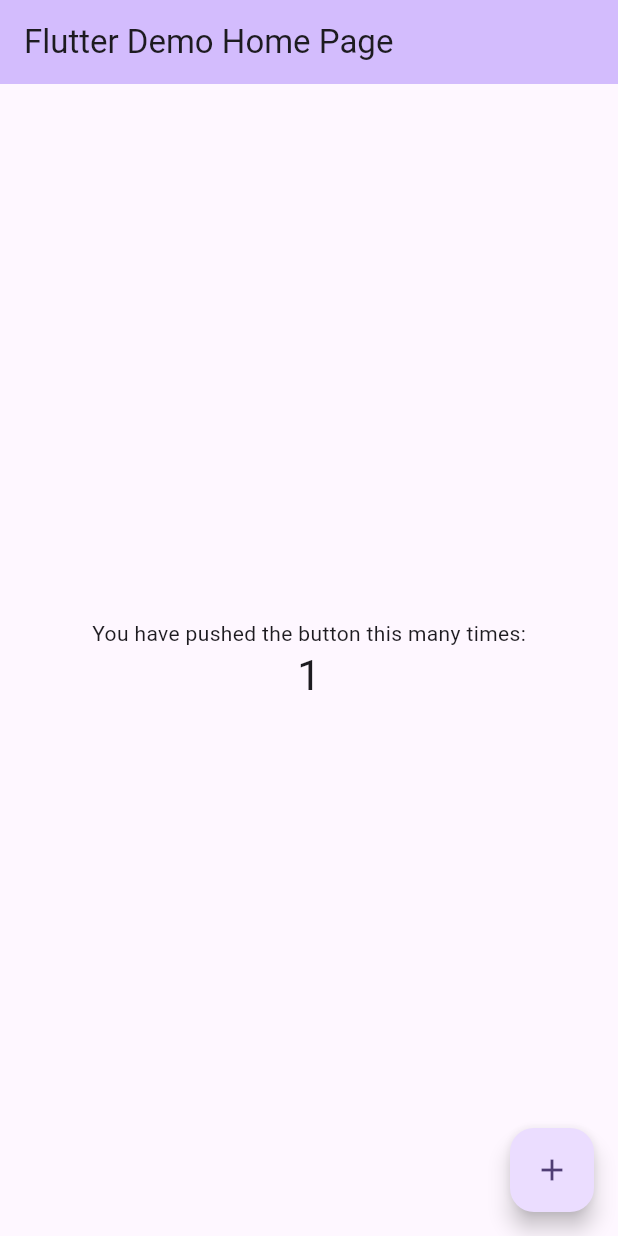
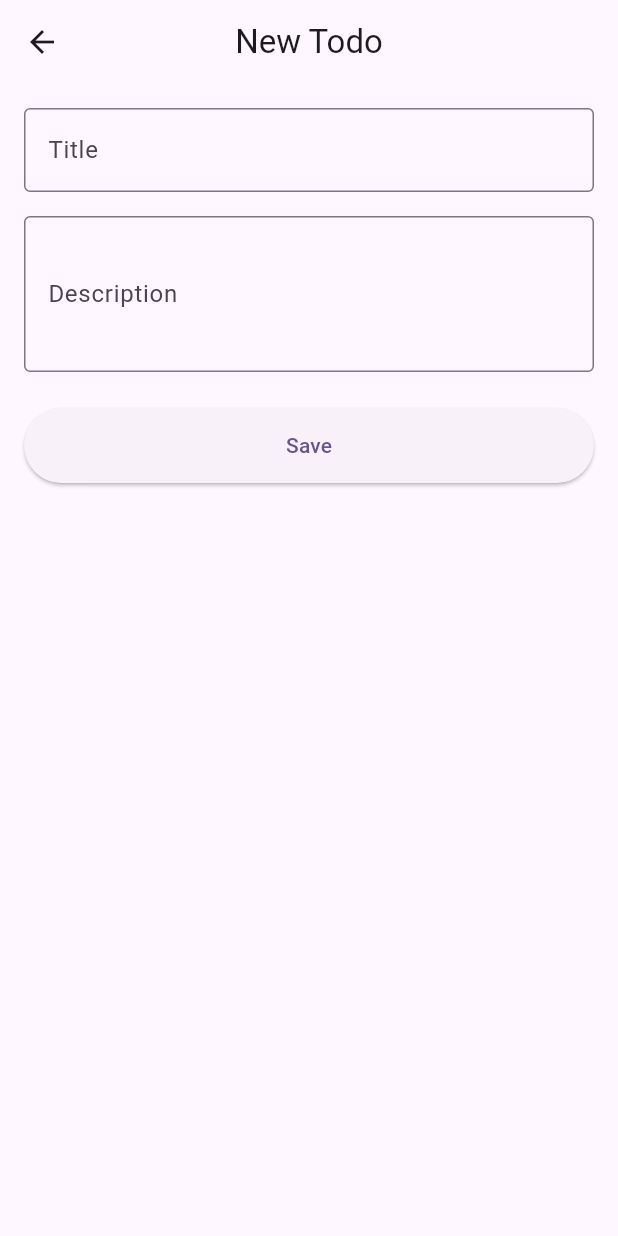
Before and after one commit to isaaclins/sechserapplication, a Flutter app: the screen it shows after launch, after a tap on the "add" icon, on a phone screen of 412 x 824 dp. Run offline on Flutter 3.47's test engine with Material 3 defaults, Android fonts, the phone set to English and light mode, and no system bars.

Commit message:
Add basic todo app structure with models, screens, and storage service

```diff
--- a/todo_app/lib/main.dart
+++ b/todo_app/lib/main.dart
@@ -1,4 +1,5 @@
 import 'package:flutter/material.dart';
+import 'screens/home_screen.dart';
 
 void main() {
   runApp(const MyApp());
@@ -11,7 +12,7 @@
   @override
   Widget build(BuildContext context) {
     return MaterialApp(
-      title: 'Flutter Demo',
+      title: 'Todo App',
       theme: ThemeData(
         // This is the theme of your application.
         //
@@ -29,8 +30,9 @@
         // This works for code too, not just values: Most code changes can be
         // tested with just a hot reload.
         colorScheme: ColorScheme.fromSeed(seedColor: Colors.deepPurple),
+        useMaterial3: true,
       ),
-      home: const MyHomePage(title: 'Flutter Demo Home Page'),
+      home: const HomeScreen(),
     );
   }
 }
--- /dev/null
+++ b/todo_app/lib/models/todo.dart
@@ -0,0 +1,45 @@
+import 'dart:convert';
+
+class Todo {
+  final String id;
+  String title;
+  String description;
+  bool isCompleted;
+  DateTime createdAt;
+
+  Todo({
+    required this.id,
+    required this.title,
+    required this.description,
+    this.isCompleted = false,
+    required this.createdAt,
+  });
+
+  Map<String, dynamic> toJson() {
+    return {
+      'id': id,
+      'title': title,
+      'description': description,
+      'isCompleted': isCompleted,
+      'createdAt': createdAt.toIso8601String(),
+    };
+  }
+
+  factory Todo.fromJson(Map<String, dynamic> json) {
+    return Todo(
+      id: json['id'],
+      title: json['title'],
+      description: json['description'],
+      isCompleted: json['isCompleted'],
+      createdAt: DateTime.parse(json['createdAt']),
+    );
+  }
+
+  String toJsonString() {
+    return jsonEncode(toJson());
+  }
+
+  factory Todo.fromJsonString(String jsonString) {
+    return Todo.fromJson(jsonDecode(jsonString));
+  }
+}
--- /dev/null
+++ b/todo_app/lib/screens/home_screen.dart
@@ -0,0 +1,106 @@
+import 'package:flutter/material.dart';
+import '../models/todo.dart';
+import '../services/storage_service.dart';
+import 'todo_detail_screen.dart';
+
+class HomeScreen extends StatefulWidget {
+  const HomeScreen({super.key});
+
+  @override
+  State<HomeScreen> createState() => _HomeScreenState();
+}
+
+class _HomeScreenState extends State<HomeScreen> {
+  final StorageService _storageService = StorageService();
+  List<Todo> _todos = [];
+
+  @override
+  void initState() {
+    super.initState();
+    _loadTodos();
+  }
+
+  Future<void> _loadTodos() async {
+    final todos = await _storageService.loadTodos();
+    setState(() {
+      _todos = todos;
+    });
+  }
+
+  @override
+  Widget build(BuildContext context) {
+    return Scaffold(
+      appBar: AppBar(
+        title: const Text('Todo App'),
+        centerTitle: true,
+      ),
+      body: ListView.builder(
+        itemCount: _todos.length,
+        itemBuilder: (context, index) {
+          final todo = _todos[index];
+          return Dismissible(
+            key: Key(todo.id),
+            background: Container(
+              color: Colors.red,
+              alignment: Alignment.centerRight,
+              padding: const EdgeInsets.only(right: 16),
+              child: const Icon(Icons.delete, color: Colors.white),
+            ),
+            direction: DismissDirection.endToStart,
+            onDismissed: (direction) async {
+              await _storageService.deleteTodo(todo.id);
+              setState(() {
+                _todos.removeAt(index);
+              });
+            },
+            child: ListTile(
+              leading: Checkbox(
+                value: todo.isCompleted,
+                onChanged: (bool? value) async {
+                  if (value != null) {
+                    todo.isCompleted = value;
+                    await _storageService.updateTodo(todo);
+                    setState(() {});
+                  }
+                },
+              ),
+              title: Text(
+                todo.title,
+                style: TextStyle(
+                  decoration:
+                      todo.isCompleted ? TextDecoration.lineThrough : null,
+                ),
+              ),
+              subtitle: Text(todo.description),
+              onTap: () async {
+                final result = await Navigator.push(
+                  context,
+                  MaterialPageRoute(
+                    builder: (context) => TodoDetailScreen(todo: todo),
+                  ),
+                );
+                if (result == true) {
+                  _loadTodos();
+                }
+              },
+            ),
+          );
+        },
+      ),
+      floatingActionButton: FloatingActionButton(
+        onPressed: () async {
+          final result = await Navigator.push(
+            context,
+            MaterialPageRoute(
+              builder: (context) => const TodoDetailScreen(),
+            ),
+          );
+          if (result == true) {
+            _loadTodos();
+          }
+        },
+        child: const Icon(Icons.add),
+      ),
+    );
+  }
+}
--- /dev/null
+++ b/todo_app/lib/screens/todo_detail_screen.dart
@@ -0,0 +1,118 @@
+import 'package:flutter/material.dart';
+import 'package:uuid/uuid.dart';
+import '../models/todo.dart';
+import '../services/storage_service.dart';
+
+class TodoDetailScreen extends StatefulWidget {
+  final Todo? todo;
+
+  const TodoDetailScreen({super.key, this.todo});
+
+  @override
+  State<TodoDetailScreen> createState() => _TodoDetailScreenState();
+}
+
+class _TodoDetailScreenState extends State<TodoDetailScreen> {
+  final _formKey = GlobalKey<FormState>();
+  final _titleController = TextEditingController();
+  final _descriptionController = TextEditingController();
+  final _storageService = StorageService();
+  late Todo _todo;
+
+  @override
+  void initState() {
+    super.initState();
+    if (widget.todo != null) {
+      _todo = widget.todo!;
+      _titleController.text = _todo.title;
+      _descriptionController.text = _todo.description;
+    } else {
+      _todo = Todo(
+        id: const Uuid().v4(),
+        title: '',
+        description: '',
+        createdAt: DateTime.now(),
+      );
+    }
+  }
+
+  @override
+  void dispose() {
+    _titleController.dispose();
+    _descriptionController.dispose();
+    super.dispose();
+  }
+
+  Future<void> _saveTodo() async {
+    if (_formKey.currentState!.validate()) {
+      _todo.title = _titleController.text;
+      _todo.description = _descriptionController.text;
+
+      if (widget.todo == null) {
+        await _storageService.addTodo(_todo);
+      } else {
+        await _storageService.updateTodo(_todo);
+      }
+
+      if (mounted) {
+        Navigator.pop(context, true);
+      }
+    }
+  }
+
+  @override
+  Widget build(BuildContext context) {
+    return Scaffold(
+      appBar: AppBar(
+        title: Text(widget.todo == null ? 'New Todo' : 'Edit Todo'),
+        centerTitle: true,
+      ),
+      body: Padding(
+        padding: const EdgeInsets.all(16.0),
+        child: Form(
+          key: _formKey,
+          child: Column(
+            children: [
+              TextFormField(
+                controller: _titleController,
+                decoration: const InputDecoration(
+                  labelText: 'Title',
+                  border: OutlineInputBorder(),
+                ),
+                validator: (value) {
+                  if (value == null || value.isEmpty) {
+                    return 'Please enter a title';
+                  }
+                  return null;
+                },
+              ),
+              const SizedBox(height: 16),
+              TextFormField(
+                controller: _descriptionController,
+                decoration: const InputDecoration(
+                  labelText: 'Description',
+                  border: OutlineInputBorder(),
+                ),
+                maxLines: 3,
+                validator: (value) {
+                  if (value == null || value.isEmpty) {
+                    return 'Please enter a description';
+                  }
+                  return null;
+                },
+              ),
+              const SizedBox(height: 24),
+              ElevatedButton(
+                onPressed: _saveTodo,
+                style: ElevatedButton.styleFrom(
+                  minimumSize: const Size.fromHeight(50),
+                ),
+                child: const Text('Save'),
+              ),
+            ],
+          ),
+        ),
+      ),
+    );
+  }
+}
--- /dev/null
+++ b/todo_app/lib/services/storage_service.dart
@@ -0,0 +1,59 @@
+import 'dart:convert';
+import 'dart:io';
+import 'package:path_provider/path_provider.dart';
+import '../models/todo.dart';
+
+class StorageService {
+  static const String _fileName = 'todos.json';
+  List<Todo> _todos = [];
+
+  Future<String> get _localPath async {
+    final directory = await getApplicationDocumentsDirectory();
+    return directory.path;
+  }
+
+  Future<File> get _localFile async {
+    final path = await _localPath;
+    return File('$path/$_fileName');
+  }
+
+  Future<List<Todo>> loadTodos() async {
+    try {
+      final file = await _localFile;
+      if (!await file.exists()) {
+        return [];
+      }
+
+      final contents = await file.readAsString();
+      final List<dynamic> jsonList = jsonDecode(contents);
+      _todos = jsonList.map((json) => Todo.fromJson(json)).toList();
+      return _todos;
+    } catch (e) {
+      return [];
+    }
+  }
+
+  Future<void> saveTodos() async {
+    final file = await _localFile;
+    final jsonList = _todos.map((todo) => todo.toJson()).toList();
+    await file.writeAsString(jsonEncode(jsonList));
+  }
+
+  Future<void> addTodo(Todo todo) async {
+    _todos.add(todo);
+    await saveTodos();
+  }
+
+  Future<void> updateTodo(Todo todo) async {
+    final index = _todos.indexWhere((t) => t.id == todo.id);
+    if (index != -1) {
+      _todos[index] = todo;
+      await saveTodos();
+    }
+  }
+
+  Future<void> deleteTodo(String id) async {
+    _todos.removeWhere((todo) => todo.id == id);
+    await saveTodos();
+  }
+}
```
Also changed, not shown: todo_app/lib/utils/app_icon.dart (added, +22 -0 lines), todo_app/pubspec.yaml (+6 -5 lines), todo_app/pubspec.lock, 1 other file.
